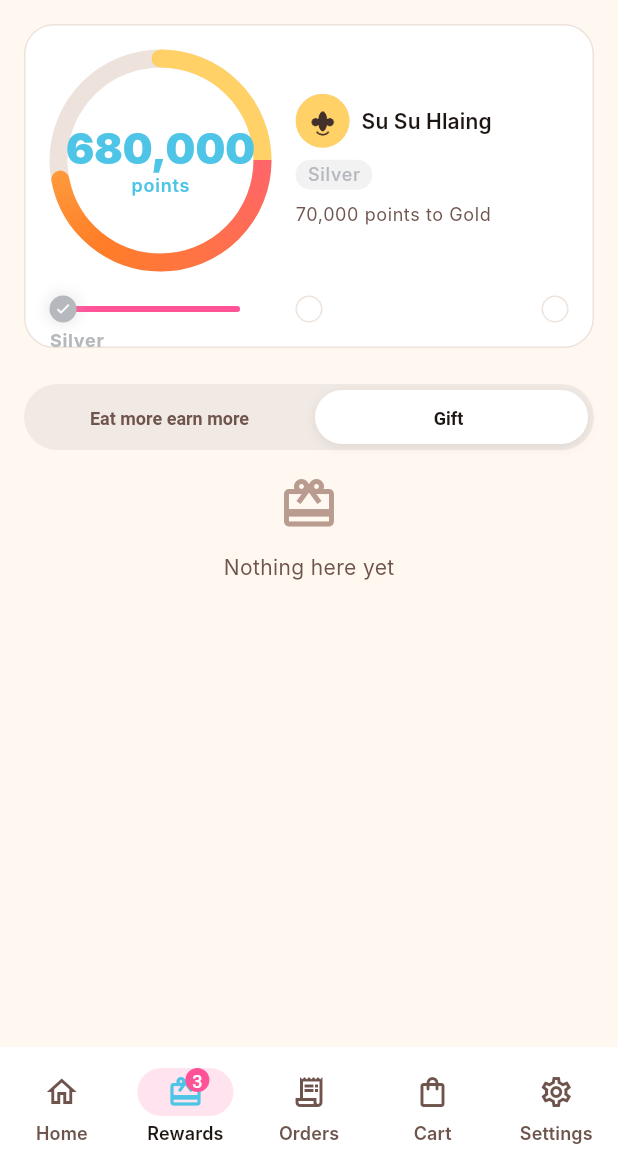
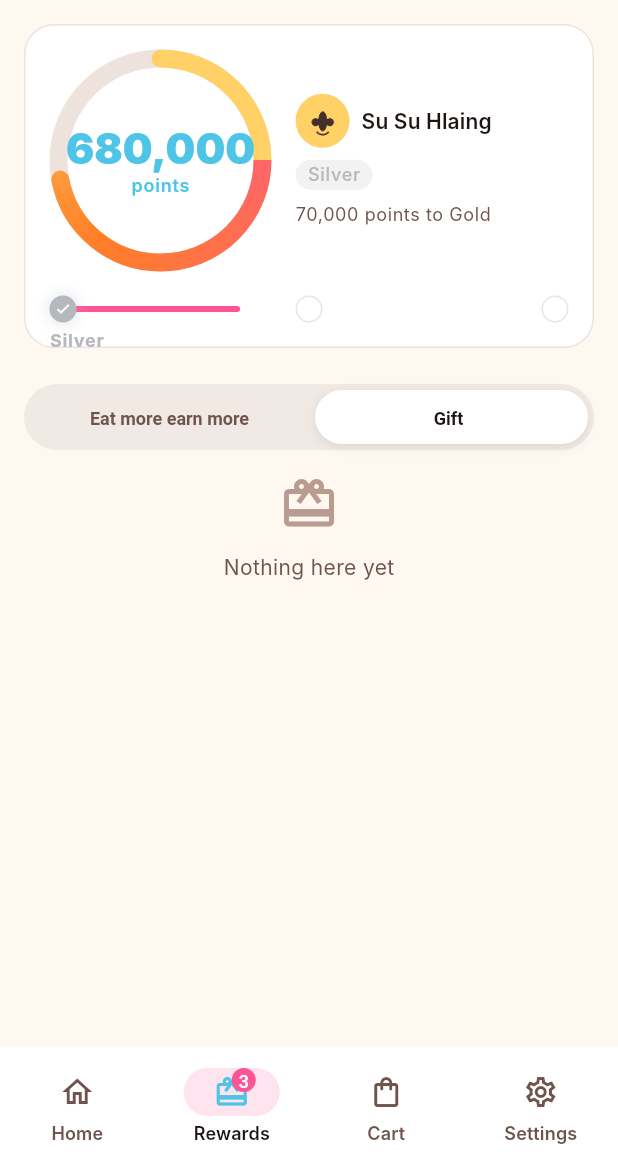
Before and after one commit to htueko/donut, a Flutter app: the RewardsScreen screen opened by its route, after a tap on "Gift", on a phone screen of 412 x 824 dp, the part 69-1236 px from its top. Run offline on Flutter 3.47's test engine with Material 3 defaults, Android fonts, the phone set to English and light mode, and no system bars; our stand-ins replace cached_network_image, connectivity_plus, dio, drift, flutter_riverpod, flutter_secure_storage and 2 more; accounts and stored records are empty; generated files the repository leaves out were written again; network calls fail; Roboto replaces fonts that are missing (Inter); project files that could hold a hidden picture were left out.

Commit message:
docs: rewrite README; edge-to-edge status bars; drop orders tab

```diff
--- a/lib/app/router.dart
+++ b/lib/app/router.dart
@@ -14,7 +14,6 @@ import '../features/home/presentation/catalog_refresh_listener.dart';
 import '../features/home/presentation/home_screen.dart';
 import '../features/legal/presentation/legal_screen.dart';
 import '../features/notifications/presentation/notifications_screen.dart';
-import '../features/orders/presentation/orders_screen.dart';
 import '../features/product/presentation/product_detail_screen.dart';
 import '../features/rewards/presentation/rewards_screen.dart';
 import '../features/settings/presentation/settings_screen.dart';
@@ -112,10 +111,6 @@ final routerProvider = Provider<GoRouter>((ref) {
             builder: (context, state) => const RewardsScreen(),
           ),
           GoRoute(
-            path: '/orders',
-            builder: (context, state) => const OrdersScreen(),
-          ),
-          GoRoute(
             path: '/cart',
             builder: (context, state) => const CartScreen(),
           ),
--- a/lib/app/shell/app_shell.dart
+++ b/lib/app/shell/app_shell.dart
@@ -12,7 +12,6 @@ class AppShell extends StatelessWidget {
   static const _tabs = <String>[
     '/home',
     '/rewards',
-    '/orders',
     '/cart',
     '/settings',
   ];
@@ -39,11 +38,6 @@ class AppShell extends StatelessWidget {
             icon: const _RewardsTabIcon(selected: false),
             selectedIcon: const _RewardsTabIcon(selected: true),
             label: l10n?.rewardsTitle ?? 'Rewards',
-          ),
-          NavigationDestination(
-            icon: const Icon(Icons.receipt_long_outlined),
-            selectedIcon: const Icon(Icons.receipt_long),
-            label: l10n?.orders ?? 'Orders',
           ),
           NavigationDestination(
             icon: const Icon(Icons.shopping_bag_outlined),
--- a/lib/features/auth/presentation/screens/onboarding_screen.dart
+++ b/lib/features/auth/presentation/screens/onboarding_screen.dart
@@ -1,6 +1,7 @@
 import 'dart:math' as math;
 
 import 'package:flutter/material.dart';
+import 'package:flutter/services.dart';
 import 'package:go_router/go_router.dart';
 
 import '../../../../app/motion/app_motion.dart';
@@ -82,9 +83,19 @@ class _OnboardingScreenState extends State<OnboardingScreen>
   Widget build(BuildContext context) {
     final l10n = AppLocalizations.of(context);
     final palette = context.palette;
-    return Scaffold(
-      body: SafeArea(
-        child: AnimatedBuilder(
+    final topPadding = MediaQuery.paddingOf(context).top;
+    final bottomPadding = MediaQuery.paddingOf(context).bottom;
+    final overlayStyle = Theme.of(context).brightness == Brightness.dark
+        ? SystemUiOverlayStyle.light
+        : SystemUiOverlayStyle.dark;
+    return AnnotatedRegion<SystemUiOverlayStyle>(
+      value: overlayStyle.copyWith(
+        statusBarColor: Colors.transparent,
+        statusBarIconBrightness: overlayStyle.statusBarIconBrightness,
+        statusBarBrightness: overlayStyle.statusBarBrightness,
+      ),
+      child: Scaffold(
+        body: AnimatedBuilder(
           animation: _entrance,
           builder: (context, _) {
             return Stack(
@@ -92,8 +103,11 @@ class _OnboardingScreenState extends State<OnboardingScreen>
                 Positioned.fill(child: _Illustration(drift: _drift)),
                 Positioned.fill(
                   child: Padding(
-                    padding: const EdgeInsets.symmetric(
-                      horizontal: AppSpacing.xl,
+                    padding: EdgeInsets.fromLTRB(
+                      AppSpacing.xl,
+                      topPadding,
+                      AppSpacing.xl,
+                      AppSpacing.md + bottomPadding,
                     ),
                     child: Column(
                       children: [
@@ -174,7 +188,6 @@ class _OnboardingScreenState extends State<OnboardingScreen>
                             onPrivacy: () => context.push('/legal/privacy'),
                           ),
                         ),
-                        const SizedBox(height: AppSpacing.md),
                       ],
                     ),
                   ),
--- a/lib/features/home/presentation/home_screen.dart
+++ b/lib/features/home/presentation/home_screen.dart
@@ -1,4 +1,5 @@
 import 'package:flutter/material.dart';
+import 'package:flutter/services.dart';
 import 'package:flutter_riverpod/flutter_riverpod.dart';
 import 'package:go_router/go_router.dart';
 
@@ -30,8 +31,15 @@ class HomeScreen extends ConsumerWidget {
   Widget build(BuildContext context, WidgetRef ref) {
     final catalog = ref.watch(catalogDataProvider);
     final online = ref.watch(onlineStatusProvider).valueOrNull ?? true;
-    return Scaffold(
-      body: Column(
+    final overlayStyle = Theme.of(context).brightness == Brightness.dark
+        ? SystemUiOverlayStyle.light
+        : SystemUiOverlayStyle.dark;
+    return AnnotatedRegion<SystemUiOverlayStyle>(
+      value: overlayStyle.copyWith(statusBarColor: Colors.transparent),
+      child: Scaffold(
+        body: SafeArea(
+          bottom: false,
+          child: Column(
             children: [
               if (!online)
                 OfflineBanner(
@@ -51,6 +59,8 @@ class HomeScreen extends ConsumerWidget {
                 ),
               ),
             ],
+          ),
+        ),
       ),
     );
   }
@@ -171,12 +181,16 @@ class _MemberHeader extends StatelessWidget {
             ),
           ),
           const SizedBox(width: AppSpacing.xs),
-          Badge(
+          Padding(
+            padding: const EdgeInsets.only(top: AppSpacing.xs),
+            child: Badge(
               label: Text('${member.notificationsCount}'),
               backgroundColor: palette.secondary,
               child: IconButton(
                 onPressed: () => context.push('/notifications'),
                 icon: const Icon(Icons.notifications_outlined),
+                visualDensity: VisualDensity.compact,
+              ),
             ),
           ),
         ],
--- a/lib/features/rewards/presentation/rewards_screen.dart
+++ b/lib/features/rewards/presentation/rewards_screen.dart
@@ -1,4 +1,5 @@
 import 'package:flutter/material.dart';
+import 'package:flutter/services.dart';
 import 'package:flutter_riverpod/flutter_riverpod.dart';
 
 import '../../../app/motion/app_motion.dart';
@@ -28,8 +29,15 @@ class RewardsScreen extends ConsumerWidget {
   @override
   Widget build(BuildContext context, WidgetRef ref) {
     final catalog = ref.watch(catalogDataProvider);
-    return Scaffold(
-      body: catalog.when(
+    final overlayStyle = Theme.of(context).brightness == Brightness.dark
+        ? SystemUiOverlayStyle.light
+        : SystemUiOverlayStyle.dark;
+    return AnnotatedRegion<SystemUiOverlayStyle>(
+      value: overlayStyle.copyWith(statusBarColor: Colors.transparent),
+      child: Scaffold(
+        body: SafeArea(
+          bottom: false,
+          child: catalog.when(
             data: (data) => _RewardsContent(data: data),
             loading: () => const _RewardsSkeleton(),
             error: (error, _) => ErrorRetryView(
@@ -37,6 +45,8 @@ class RewardsScreen extends ConsumerWidget {
                   AppLocalizations.of(context)?.errorGeneric ??
                   'Something went wrong',
               onRetry: () => ref.refresh(catalogDataProvider),
+            ),
+          ),
         ),
       ),
     );
```
Also changed, not shown: lib/features/orders/presentation/orders_screen.dart (deleted, +0 -21 lines), 1 other file. Lines whose indentation alone changed are shown as unchanged.
